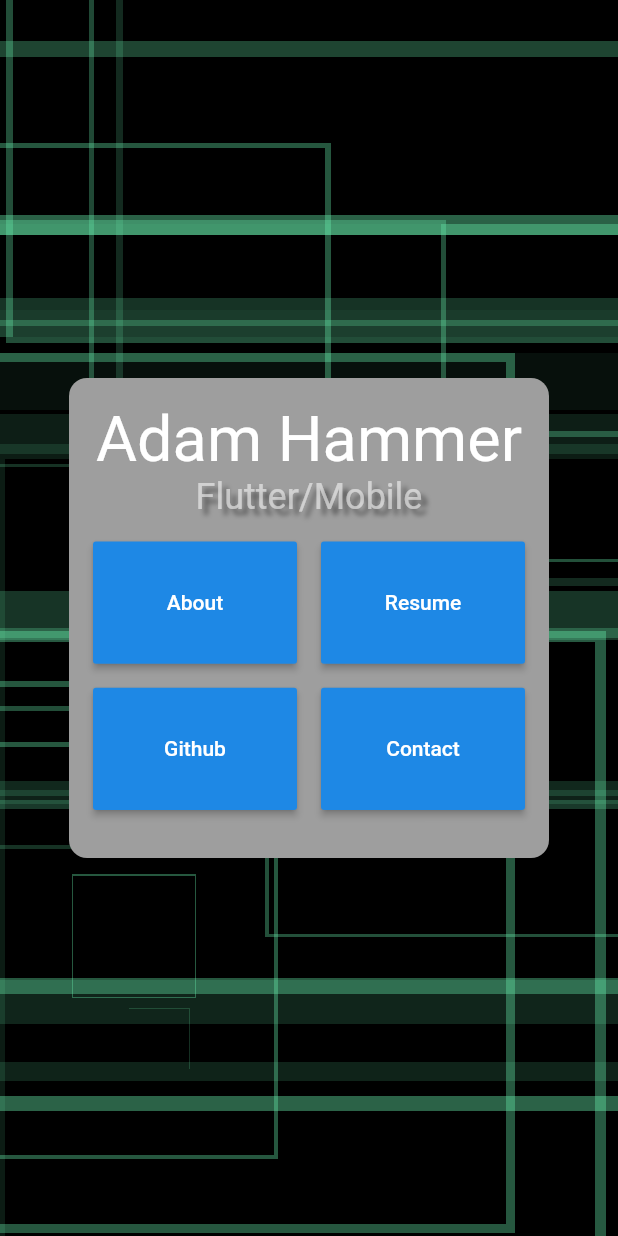
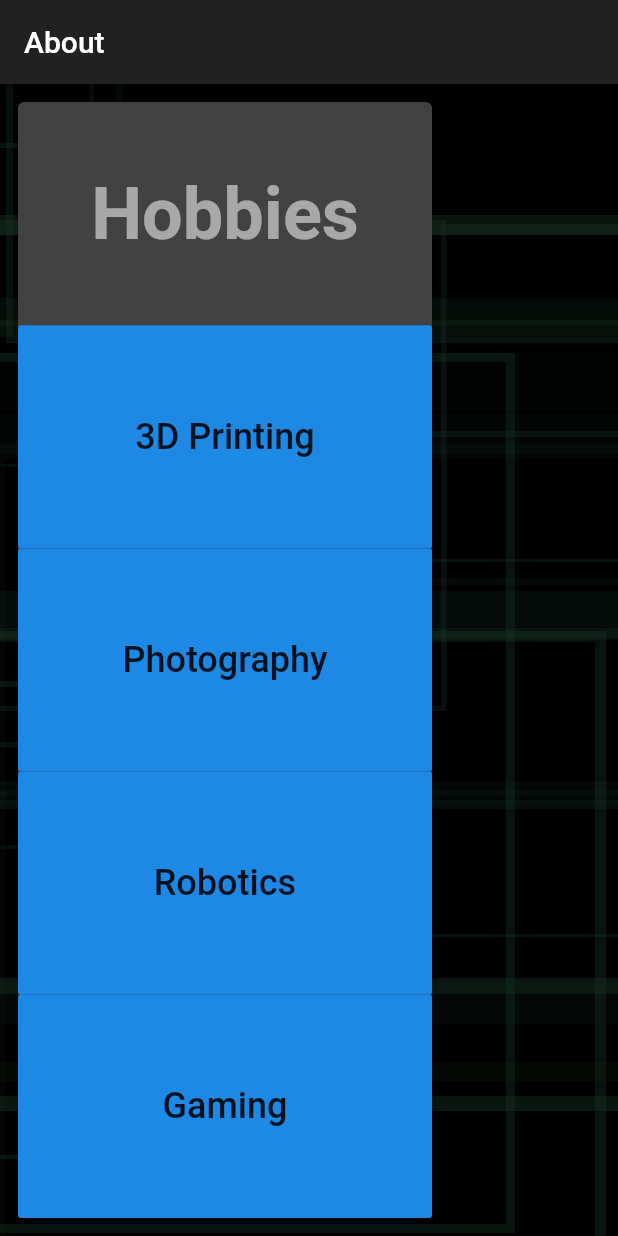
Before and after one commit to ahammer/flutter_resume, a Flutter app: the screen it shows after launch, on a phone screen of 412 x 824 dp. Run offline on Flutter 3.47's test engine with Material 2 defaults, Android fonts, the light colour scheme and no system bars; Roboto replaces fonts that are missing (Helvetica).

Commit message:
About screen improved

```diff
--- a/lib/main.dart
+++ b/lib/main.dart
@@ -1,34 +1,17 @@
-
 import 'package:flutter/material.dart';
-import 'package:resume_flutter/widgets/home_screen.dart';
+import 'package:resume_flutter/theme.dart';
+import 'package:resume_flutter/widgets/about_screen.dart';
 
 void main() => runApp(MyApp());
 
 class MyApp extends StatelessWidget {
   @override
   Widget build(BuildContext context) {
+
     return MaterialApp(
       title: 'Flutter Demo',
-      theme: ThemeData.dark().copyWith(
-          backgroundColor: Colors.black,
-          textTheme: TextTheme(
-              display1: TextStyle(
-                  fontFamily: "Helvetica",
-                  color: Colors.white54,
-                  fontSize: 24,
-                  shadows: [
-                    Shadow(
-                        color: Colors.black45,
-                        offset: Offset(4, 4),
-                        blurRadius: 4)
-                  ]),
-              display3: TextStyle(
-                fontFamily: "Helvetica",
-                color: Colors.white,
-                fontSize: 42,
-              ),
-              display4: TextStyle(fontFamily: "Helvetica"))),
-      home: HomeScreen(),
+      theme: getTheme(),
+      home: AboutScreen(),
     );
   }
 }
--- /dev/null
+++ b/lib/theme.dart
@@ -0,0 +1,33 @@
+import 'package:flutter/material.dart';
+
+
+ThemeData getTheme() => ThemeData.dark().copyWith(
+    backgroundColor: Colors.black,
+    textTheme: TextTheme(
+        display1: TextStyle(
+            fontFamily: "Helvetica",
+            color: Colors.white54,
+            fontSize: 24,
+            shadows: []),
+        display3: TextStyle(
+          fontFamily: "Helvetica",
+          fontSize: 42,
+        ),
+        headline: TextStyle(
+            fontFamily: "Helvetica",
+            color: Colors.white54,
+            fontSize: 48,
+            fontWeight: FontWeight.bold,
+            shadows: []),
+        subhead: TextStyle(
+            fontFamily: "Helvetica",
+            color: Colors.blueAccent,
+            fontSize: 24,
+            shadows: []),
+        button: TextStyle(
+            fontFamily: "Helvetica",
+            color: Colors.black87,
+            fontSize: 24,
+            shadows: []),
+
+        display4: TextStyle(fontFamily: "Helvetica")));
--- a/lib/widgets/about_screen.dart
+++ b/lib/widgets/about_screen.dart
@@ -1,25 +1,51 @@
 import 'package:flutter/material.dart';
-import 'package:resume_flutter/widgets/animated_painter.dart';
-import 'package:resume_flutter/particles.dart';
-
+import 'package:resume_flutter/widgets/secondary_screen.dart';
 
 class AboutScreen extends StatelessWidget {
+  @override
+  Widget build(BuildContext context) =>
+      SecondaryScreen(title: "About", body: AboutScreenBody());
+}
 
+const kHobbies = ["3D Printing", "Photography", "Robotics", "Gaming"];
+
+class AboutScreenBody extends StatelessWidget {
+  const AboutScreenBody({
+    Key key,
+  }) : super(key: key);
 
   @override
   Widget build(BuildContext context) {
-
-    return Stack(
-      children: <Widget>[
-        Container(color: Colors.black, width: double.infinity, height: double.infinity),
-        AnimatedPaint(painter: kParticlesAnimation),
-        Container(width: double.infinity, height: double.infinity,
-        child: Scaffold(backgroundColor: Theme.of(context).primaryColorDark.withAlpha(225),
-          appBar: AppBar(title: Text("Title"),),
+    return Row(children: <Widget>[
+      Container(
+        width: 300,
+        height: double.infinity,
+        child: Padding(
+          padding: const EdgeInsets.all(8.0),
+          child: Card(
+            child: Column(
+              children: <Widget>[
+                Expanded(
+                    child: Center(
+                        child: Text("Hobbies",
+                            style: Theme.of(context).textTheme.headline))),
+                ...kHobbies.map((hobby) => Expanded(
+                        child: Container(
+                          width:double.infinity,
+                      child: RaisedButton(
+                          child: Text(
+                            hobby,
+                            style: Theme.of(context).textTheme.button,
+                          ),
+                          onPressed: () {}),
+                    ))),
+              ],
+            ),
+          ),
         ),
-        ),
-      ],
-    );
+      ),
+      Container(width: 1),
+      Expanded(child: Container(height: double.infinity)),
+    ]);
   }
-
 }
--- /dev/null
+++ b/lib/widgets/secondary_screen.dart
@@ -0,0 +1,29 @@
+
+import 'package:flutter/material.dart';
+import 'package:resume_flutter/widgets/animated_painter.dart';
+import 'package:resume_flutter/particles.dart';
+
+class SecondaryScreen extends StatelessWidget {
+  final String title;
+  final Widget body;
+
+  const SecondaryScreen({
+    Key key, @required this.title, @required this.body,
+  }) : super(key: key);
+
+  @override
+  Widget build(BuildContext context) {
+    return Stack(
+      children: <Widget>[
+        Container(color: Colors.black, width: double.infinity, height: double.infinity),
+        AnimatedPaint(painter: kParticlesAnimation),
+        Container(width: double.infinity, height: double.infinity,
+        child: Scaffold(backgroundColor: Theme.of(context).primaryColorDark.withAlpha(200),
+          appBar: AppBar(title: Text(title)),
+          body: body,
+        ),
+        ),
+      ],
+    );
+  }
+}
--- a/pubspec.yaml
+++ b/pubspec.yaml
@@ -14,7 +14,7 @@
 version: 1.0.0+1
 
 environment:
-  sdk: ">=2.1.0 <3.0.0"
+  sdk: ">=2.2.2 <3.0.0"
 
 dependencies:
   flutter:
```
